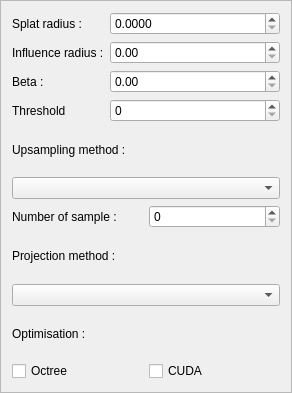
Above: Plugins/PointyCloud/src/UI/PointyCloudUI.ui from ChristopheClaustre/Radium-Engine before the change. Below: the same form after it.
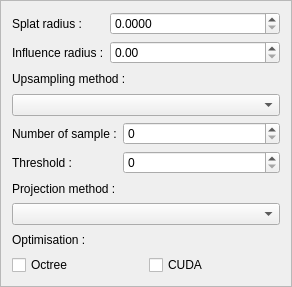
That is the form after the change.

Commit message: remove beta and move theshold from ui

The edit to the form file:
```diff
--- a/Plugins/PointyCloud/src/UI/PointyCloudUI.ui
+++ b/Plugins/PointyCloud/src/UI/PointyCloudUI.ui
@@ -7,7 +7,7 @@
     <x>0</x>
     <y>0</y>
     <width>292</width>
-    <height>393</height>
+    <height>287</height>
    </rect>
   </property>
   <property name="windowTitle">
@@ -119,64 +119,6 @@
        </property>
       </widget>
      </item>
-     <item row="2" column="0">
-      <widget class="QLabel" name="label">
-       <property name="font">
-        <font>
-         <weight>50</weight>
-         <bold>false</bold>
-        </font>
-       </property>
-       <property name="text">
-        <string>Beta :</string>
-       </property>
-      </widget>
-     </item>
-     <item row="2" column="1">
-      <widget class="QDoubleSpinBox" name="m_beta">
-       <property name="layoutDirection">
-        <enum>Qt::LeftToRight</enum>
-       </property>
-       <property name="alignment">
-        <set>Qt::AlignLeading|Qt::AlignLeft|Qt::AlignVCenter</set>
-       </property>
-       <property name="correctionMode">
-        <enum>QAbstractSpinBox::CorrectToPreviousValue</enum>
-       </property>
-       <property name="keyboardTracking">
-        <bool>false</bool>
-       </property>
-      </widget>
-     </item>
-     <item row="3" column="0">
-      <widget class="QLabel" name="label_4">
-       <property name="font">
-        <font>
-         <weight>50</weight>
-         <bold>false</bold>
-        </font>
-       </property>
-       <property name="text">
-        <string>Threshold</string>
-       </property>
-      </widget>
-     </item>
-     <item row="3" column="1">
-      <widget class="QSpinBox" name="m_threshold">
-       <property name="layoutDirection">
-        <enum>Qt::LeftToRight</enum>
-       </property>
-       <property name="alignment">
-        <set>Qt::AlignLeading|Qt::AlignLeft|Qt::AlignVCenter</set>
-       </property>
-       <property name="correctionMode">
-        <enum>QAbstractSpinBox::CorrectToPreviousValue</enum>
-       </property>
-       <property name="keyboardTracking">
-        <bool>false</bool>
-       </property>
-      </widget>
-     </item>
     </layout>
    </item>
    <item>
@@ -196,8 +138,8 @@
     <widget class="QComboBox" name="m_upsamplingMethod"/>
    </item>
    <item>
-    <layout class="QHBoxLayout" name="horizontalLayout_2">
-     <item>
+    <layout class="QFormLayout" name="formLayout_3">
+     <item row="0" column="0">
       <widget class="QLabel" name="label_8">
        <property name="font">
         <font>
@@ -210,13 +152,42 @@
        </property>
       </widget>
      </item>
-     <item>
+     <item row="0" column="1">
       <widget class="QSpinBox" name="m_M">
        <property name="keyboardTracking">
         <bool>false</bool>
        </property>
       </widget>
      </item>
+     <item row="1" column="0">
+      <widget class="QLabel" name="label_4">
+       <property name="font">
+        <font>
+         <weight>50</weight>
+         <bold>false</bold>
+        </font>
+       </property>
+       <property name="text">
+        <string>Threshold :</string>
+       </property>
+      </widget>
+     </item>
+     <item row="1" column="1">
+      <widget class="QSpinBox" name="m_threshold">
+       <property name="layoutDirection">
+        <enum>Qt::LeftToRight</enum>
+       </property>
+       <property name="alignment">
+        <set>Qt::AlignLeading|Qt::AlignLeft|Qt::AlignVCenter</set>
+       </property>
+       <property name="correctionMode">
+        <enum>QAbstractSpinBox::CorrectToPreviousValue</enum>
+       </property>
+       <property name="keyboardTracking">
+        <bool>false</bool>
+       </property>
+      </widget>
+     </item>
     </layout>
    </item>
    <item>
```
The commit also changes 3 other files.
